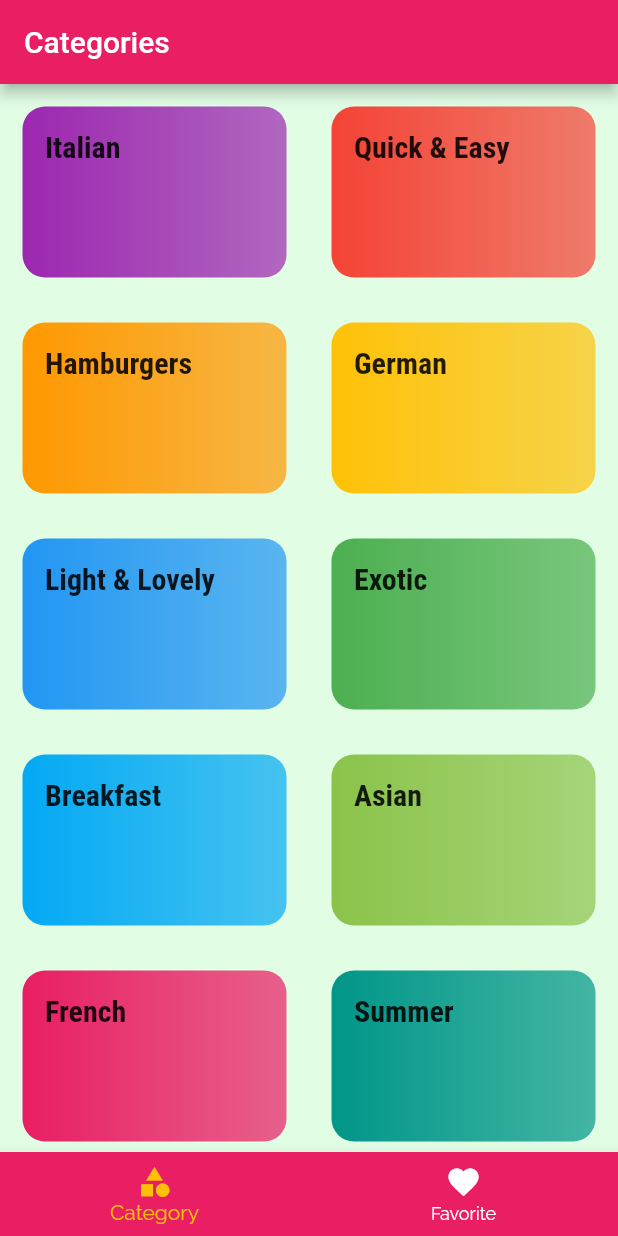
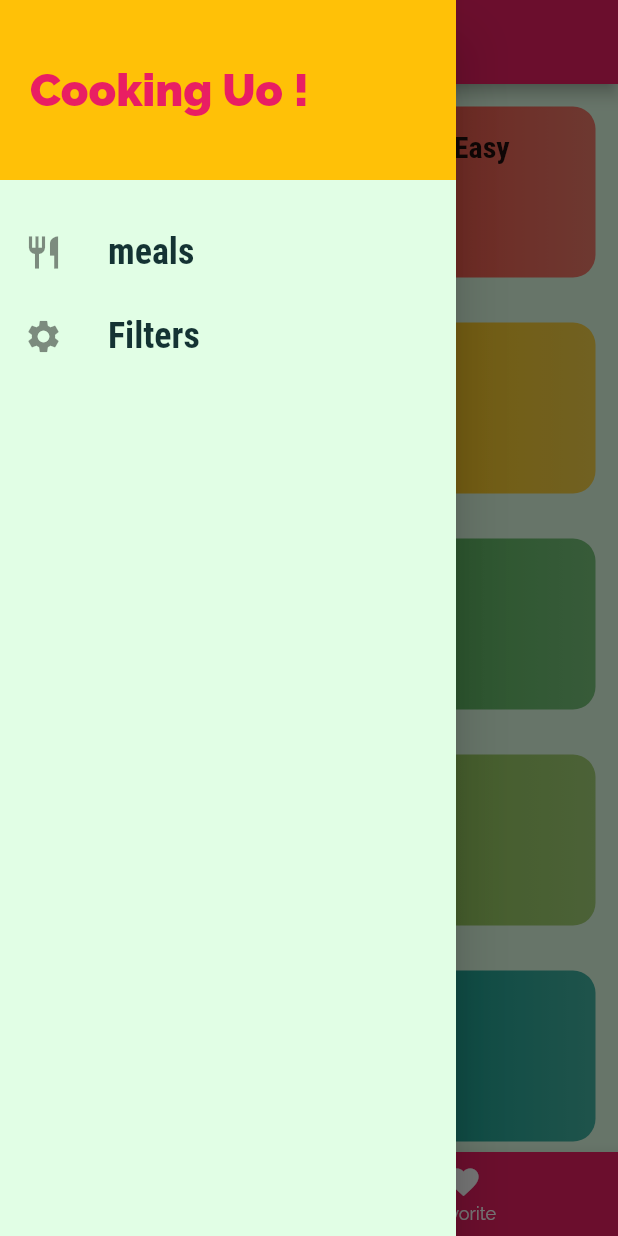
Before and after one commit to amirul12/meal-flutter, a Flutter app: the screen it shows after launch, with the side drawer open (before the commit the screen has no drawer), on a phone screen of 412 x 824 dp. Run offline on Flutter 3.47's test engine with Material 2 defaults, Android fonts, the phone set to English and light mode, and no system bars.

Commit message:
22. Adding a Custom Drawer

```diff
--- a/lib/screens/tabs_screen.dart
+++ b/lib/screens/tabs_screen.dart
@@ -1,6 +1,7 @@
 import 'package:flutter/material.dart';
 import 'package:meal/screens/category_screen.dart';
 import 'package:meal/screens/fovorities_screen.dart';
+import 'package:meal/widgets/main_drawer.dart';
 
 class TabsScreen extends StatefulWidget {
   const TabsScreen({Key? key}) : super(key: key);
@@ -29,6 +30,7 @@ class _TabsScreenState extends State<TabsScreen> {
       appBar: AppBar(
         title: Text(_pages[_selectedPageIndex]['title']),
       ),
+      drawer: MainDrawer(),
       body: _pages[_selectedPageIndex]['page'],
       bottomNavigationBar: BottomNavigationBar(
         onTap: _selectPage,
--- /dev/null
+++ b/lib/widgets/main_drawer.dart
@@ -0,0 +1,46 @@
+import 'package:flutter/material.dart';
+class MainDrawer extends StatelessWidget {
+
+  Widget buildListTile(String title, IconData icon){
+    return ListTile(
+      leading: Icon(icon, size: 26,),
+      title: Text(title,
+        style: TextStyle(
+            fontFamily: 'RobotoCondensed',
+            fontSize: 24,
+            fontWeight: FontWeight.bold
+        ),
+      ),
+    );
+  }
+
+  @override
+  Widget build(BuildContext context) {
+
+
+    return Drawer(
+      child: Column(
+        children: [
+          Container(
+            height: 120,
+            width: double.infinity,
+            padding: const EdgeInsets.all(20),
+            alignment: Alignment.centerLeft,
+            color: Colors.amber,
+            child: Text("Cooking Uo !",
+            style: TextStyle(fontWeight: FontWeight.w900,
+            fontSize: 30,
+            color: Theme.of(context).primaryColor),),
+          ),
+          SizedBox(
+            height: 20,
+          ),
+
+          buildListTile("meals", Icons.restaurant),
+          buildListTile("Filters", Icons.settings),
+
+        ],
+      ),
+    );
+  }
+}
```
